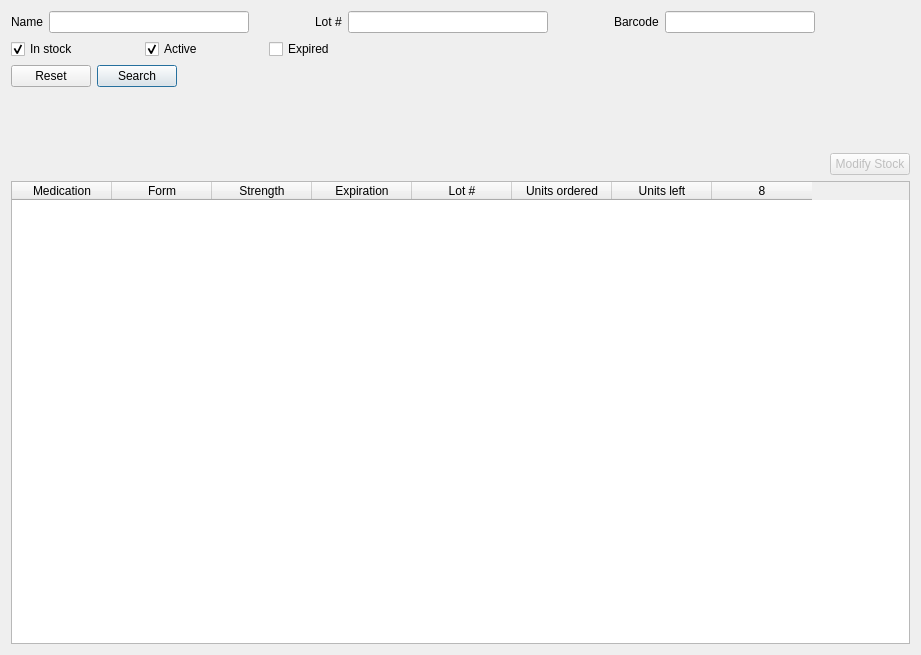
Qt form mtrack/inventoryframe.ui (kyledevans/Medicine-Track) before a commit.
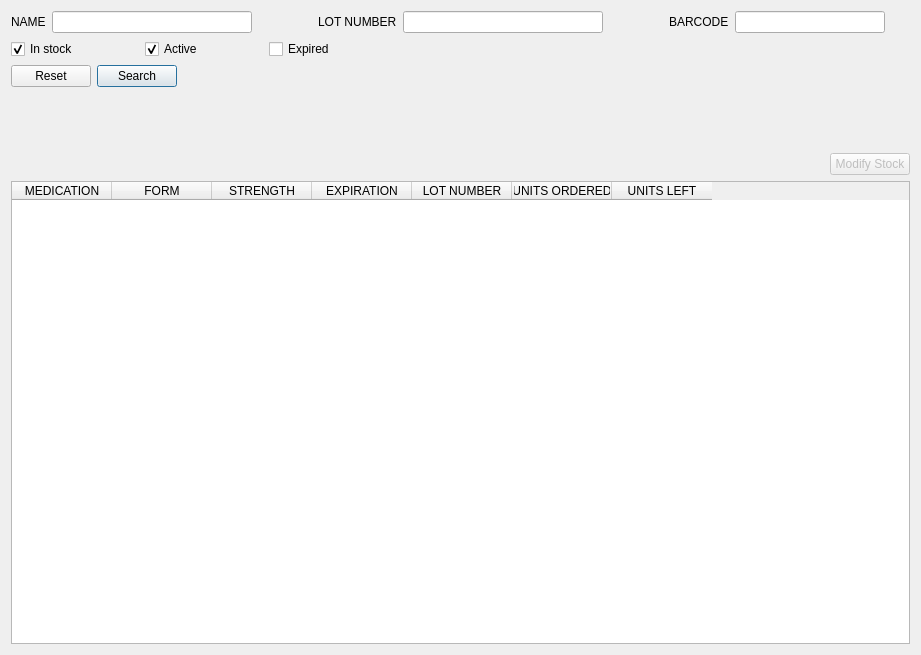
The same form after that commit.

Commit message: Making UI strings easier to fix app-wide. 	modified:   mtrack/apw_page01.ui 	modified:   mtrack/asw_page00.cpp 	modified:   mtrack/asw_page00.ui 	modified:   mtrack/inventoryframe.cpp 	modified:   mtrack/inventoryframe.h 	modified:   mtrack/inventoryframe.ui 	modified:   mtrack/medicationrecord.cpp 	modified:   mtrack/medicationrecord.h 	modified:   mtrack/nmw_page00.ui 	modified:   mtrack/npw_page00.ui 	modified:   mtrack/prescriptionrecord.h 	modified:   mtrack/shipmentrecord.cpp 	modified:   mtrack/shipmentrecord.h

```diff
--- a/mtrack/inventoryframe.ui
+++ b/mtrack/inventoryframe.ui
@@ -25,7 +25,7 @@
      <item>
       <widget class="QLabel" name="nameLabel">
        <property name="text">
-        <string>Name</string>
+        <string>NAME</string>
        </property>
       </widget>
      </item>
@@ -64,7 +64,7 @@
      <item>
       <widget class="QLabel" name="lotLabel">
        <property name="text">
-        <string>Lot #</string>
+        <string>LOT NUMBER</string>
        </property>
       </widget>
      </item>
@@ -103,7 +103,7 @@
      <item>
       <widget class="QLabel" name="barcodeLabel">
        <property name="text">
-        <string>Barcode</string>
+        <string>BARCODE</string>
        </property>
       </widget>
      </item>
@@ -300,44 +300,46 @@
       <enum>QAbstractItemView::SelectRows</enum>
      </property>
      <property name="columnCount">
-      <number>8</number>
+      <number>7</number>
      </property>
+     <attribute name="horizontalHeaderMinimumSectionSize">
+      <number>100</number>
+     </attribute>
      <column>
       <property name="text">
-       <string>Medication</string>
+       <string>MEDICATION</string>
       </property>
      </column>
      <column>
       <property name="text">
-       <string>Form</string>
+       <string>FORM</string>
       </property>
      </column>
      <column>
       <property name="text">
-       <string>Strength</string>
+       <string>STRENGTH</string>
       </property>
      </column>
      <column>
       <property name="text">
-       <string>Expiration</string>
+       <string>EXPIRATION</string>
       </property>
      </column>
      <column>
       <property name="text">
-       <string>Lot #</string>
+       <string>LOT NUMBER</string>
       </property>
      </column>
      <column>
       <property name="text">
-       <string>Units ordered</string>
+       <string>UNITS ORDERED</string>
       </property>
      </column>
      <column>
       <property name="text">
-       <string>Units left</string>
+       <string>UNITS LEFT</string>
       </property>
      </column>
-     <column/>
     </widget>
    </item>
   </layout>
```
The commit also changes 12 other files.
